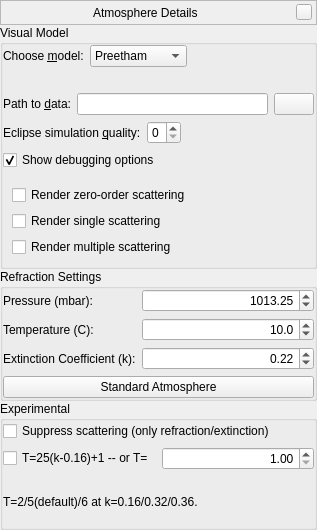
The window that src/gui/atmosphereDialog.ui (Stellarium/stellarium) describes before a commit, drawn with Qt 5.
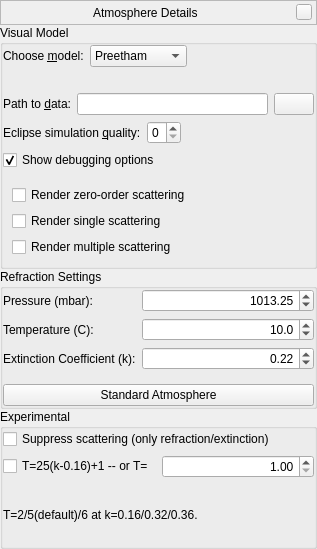
The same window after the commit. Icons and pictures are not drawn. Custom widgets are drawn as their Qt base class.

```diff
--- a/src/gui/atmosphereDialog.ui
+++ b/src/gui/atmosphereDialog.ui
@@ -7,7 +7,7 @@
     <x>0</x>
     <y>0</y>
     <width>317</width>
-    <height>530</height>
+    <height>549</height>
    </rect>
   </property>
   <property name="sizePolicy">
```
Left out of the diff: 7 changed lines with no effect on the pictures.
